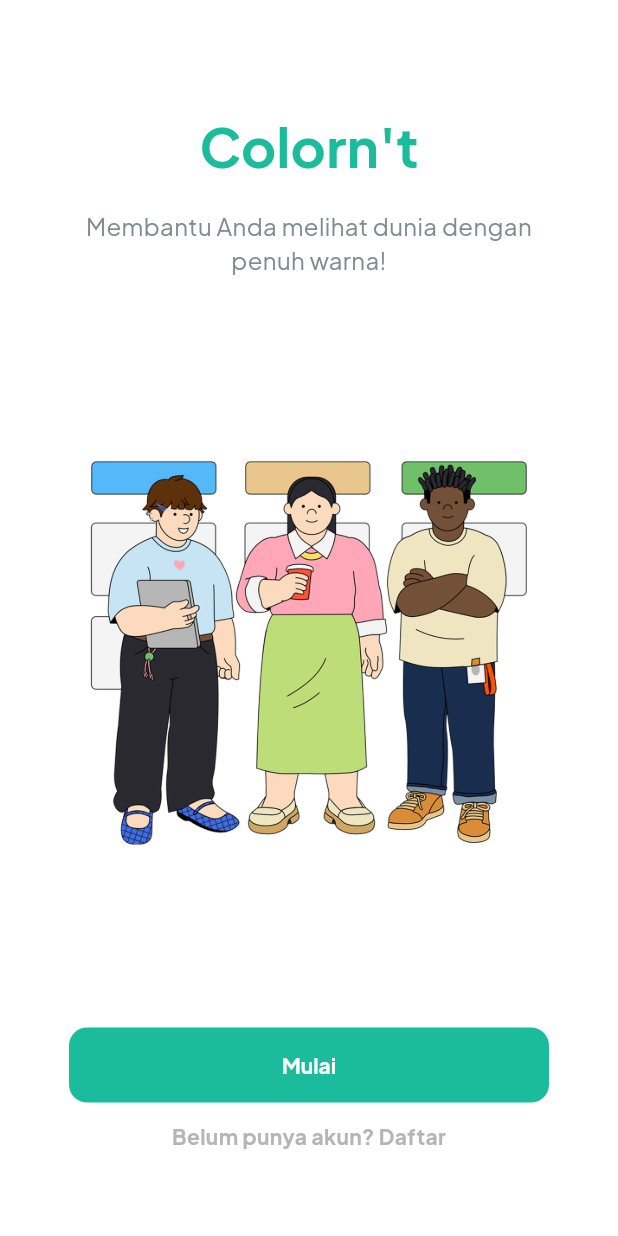
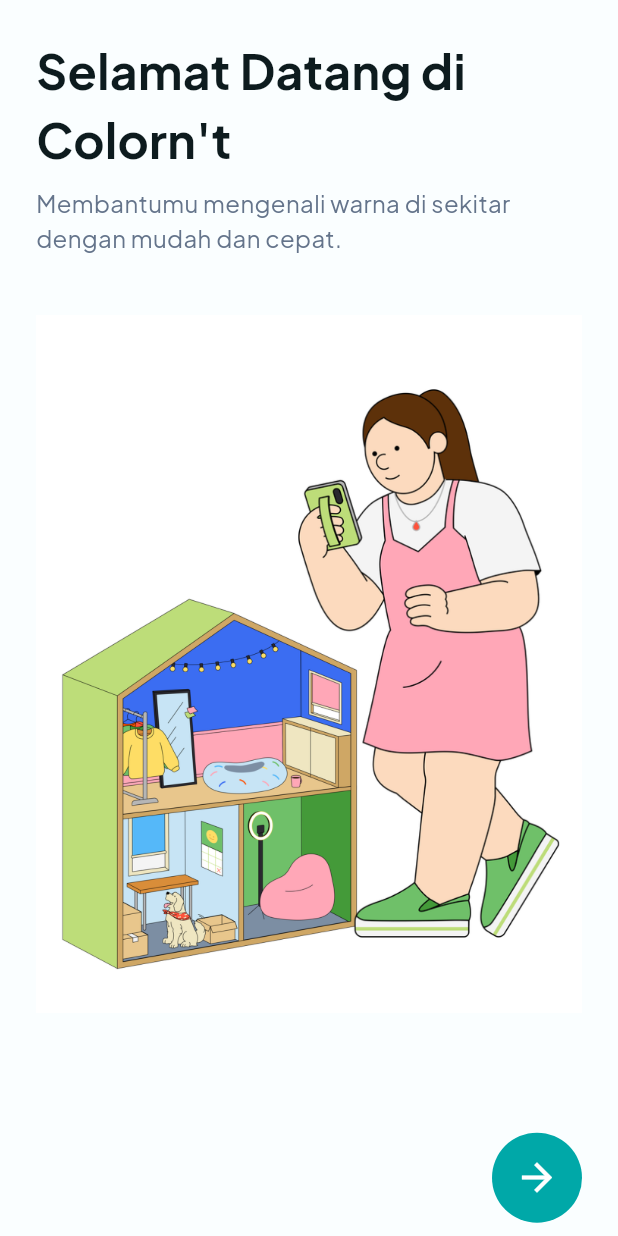
Before and after one commit to ffromme/Colornt, a Flutter app: the screen it shows after launch, on a phone screen of 412 x 824 dp. Run offline on Flutter 3.47's test engine with Material 3 defaults, Android fonts, the phone set to English and light mode, and no system bars; our stand-ins replace firebase_auth, firebase_core, flutter_dotenv, google_generative_ai, google_nav_bar, hexcolor and 1 more; accounts and stored records are empty; generated files the repository leaves out were written again; project files that could hold a hidden picture were left out.

Commit message:
Onboard_pages

```diff
--- a/lib/core/routes/app_routes.dart
+++ b/lib/core/routes/app_routes.dart
@@ -1,6 +1,6 @@
 import 'package:flutter/material.dart';
-import 'package:appbutawarna/pages/onboarding.dart';
-import 'package:appbutawarna/pages/home/homepage.dart';
+import 'package:appbutawarna/pages/onboarding_view.dart';
+import 'package:appbutawarna/pages/home/main_page.dart';
 
 class AppRoutes {
   static const String onboarding = '/';
@@ -8,7 +8,7 @@ class AppRoutes {
 
   static Map<String, WidgetBuilder> get routes {
     return {
-      onboarding: (context) => const Onboarding(),
+      onboarding: (context) => const OnboardingView(),
       home: (context) => const Homepage(),
     };
   }
--- a/lib/core/theme/app_theme.dart
+++ b/lib/core/theme/app_theme.dart
@@ -3,14 +3,14 @@ import 'package:hexcolor/hexcolor.dart';
 
 class AppTheme {
   // Brand Colors
-  static final Color primaryColor = HexColor('#1ABC9C');
+  static final Color primaryColor = HexColor('#00A8A8');
   static const Color secondaryColor = Colors.white;
   static const Color errorColor = Colors.red;
-  static const Color backgroundColor = Colors.white;
+  static final Color backgroundColor = HexColor('#FAFEFF');
 
   // Text Colors
-  static const Color textPrimary = Colors.black87;
-  static const Color textSecondary = Colors.black54;
+  static final Color textPrimary = HexColor('#0D1B1E');
+  static final Color textSecondary = HexColor('#64748B');
   static final Color textOnPrimary = Colors.white;
 
   static ThemeData get lightTheme {
@@ -154,7 +154,7 @@ class AppTheme {
       ),
 
       // Text Theme
-      textTheme: const TextTheme(
+      textTheme: TextTheme(
         displayLarge: TextStyle(
           fontSize: 32,
           fontWeight: FontWeight.bold,
--- a/lib/core/utils/snackbar_helper.dart
+++ b/lib/core/utils/snackbar_helper.dart
@@ -1,3 +1,4 @@
+import 'package:appbutawarna/core/theme/app_theme.dart';
 import 'package:flutter/material.dart';
 import 'package:hexcolor/hexcolor.dart';
 
@@ -20,7 +21,7 @@ class SnackBarHelper {
             ),
           ],
         ),
-        backgroundColor: HexColor('#1ABC9C'),
+        backgroundColor: AppTheme.primaryColor,
         behavior: SnackBarBehavior.floating,
         shape: RoundedRectangleBorder(
           borderRadius: BorderRadius.circular(12),
--- a/lib/pages/auth/loginPage.dart
+++ b/lib/pages/auth/login_page.dart
@@ -1,10 +1,10 @@
-import 'package:appbutawarna/pages/home/homepage.dart';
+import 'package:appbutawarna/core/theme/app_theme.dart';
+import 'package:appbutawarna/pages/home/main_page.dart';
 import 'package:appbutawarna/services/auth_service.dart';
 import 'package:appbutawarna/core/utils/snackbar_helper.dart';
 import 'package:appbutawarna/widgets/primary_button.dart';
 import 'package:appbutawarna/widgets/text_form_field.dart';
 import 'package:flutter/material.dart';
-import 'package:hexcolor/hexcolor.dart';
 
 class LoginPage extends StatefulWidget {
   const LoginPage({super.key});
@@ -88,11 +88,11 @@ class _LoginPageState extends State<LoginPage> {
           child: Column(
             crossAxisAlignment: CrossAxisAlignment.start,
             children: [
-              const SizedBox(height: 132,),
+              const SizedBox(height: 80,),
 
               Text(
-                "Colorn't",
-                style: TextStyle(color: HexColor('#1ABC9C'),fontSize: 24, fontWeight: FontWeight.bold)
+                "Halo,",
+                style: TextStyle(color: AppTheme.primaryColor,fontSize: 48, fontWeight: FontWeight.bold)
               ),
 
               Text(
@@ -118,6 +118,7 @@ class _LoginPageState extends State<LoginPage> {
                 controller: emailController,
                 hintText: 'Ketikkan email anda...',
                 keyboardType: TextInputType.emailAddress,
+                enabled: !_isLoading,
               ),
 
               const SizedBox(height: 32),
@@ -133,14 +134,19 @@ class _LoginPageState extends State<LoginPage> {
 
               // Password
               CustomTextField(
-                  controller: passwordController,
-                  hintText: 'Ketikkan password anda...',
-                  obscureText: true
+                controller: passwordController,
+                hintText: 'Ketikkan password anda...',
+                obscureText: true,
+                enabled: !_isLoading,
               ),
 
               const SizedBox(height: 42,),
 
-              PrimaryButton(text: 'Masuk', onPressed: login),
+              PrimaryButton(
+                text: _isLoading ? 'Memproses...' : 'Masuk',
+                onPressed: _isLoading ? () {} : login,
+                isLoading: _isLoading,
+              ),
             ],
           ),
         ),
--- a/lib/pages/analysis/analisisWarna.dart
+++ b/lib/pages/home/analisis_warna.dart
@@ -1,4 +1,5 @@
 import 'dart:io';
+import 'package:appbutawarna/core/theme/app_theme.dart';
 import 'package:flutter/material.dart';
 import 'package:hexcolor/hexcolor.dart';
 import 'package:image_picker/image_picker.dart';
@@ -287,7 +288,7 @@ class _AnalisisWarnaPageState extends State<AnalisisWarnaPage> {
                           width: 200,
                           height: 200,
                           decoration: BoxDecoration(
-                            color: HexColor('#1ABC9C'),
+                            color: AppTheme.primaryColor,
                             borderRadius: BorderRadius.circular(24),
                           ),
                           child: Material(
--- a/lib/pages/home/kuisWarna.dart
+++ b/lib/pages/home/kuis_warna.dart
@@ -1,5 +1,5 @@
+import 'package:appbutawarna/core/theme/app_theme.dart';
 import 'package:flutter/material.dart';
-import 'package:hexcolor/hexcolor.dart';
 
 class KuisWarnaPage extends StatelessWidget {
   const KuisWarnaPage({super.key});
@@ -17,7 +17,7 @@ class KuisWarnaPage extends StatelessWidget {
                 Icon(
                   Icons.quiz,
                   size: 100,
-                  color: HexColor('#1ABC9C').withOpacity(0.5),
+                  color: AppTheme.primaryColor.withOpacity(0.5),
                 ),
                 const SizedBox(height: 24),
                 const Text(
@@ -43,7 +43,7 @@ class KuisWarnaPage extends StatelessWidget {
                   icon: const Icon(Icons.play_arrow),
                   label: const Text('Mulai Kuis'),
                   style: ElevatedButton.styleFrom(
-                    backgroundColor: HexColor('#1ABC9C'),
+                    backgroundColor: AppTheme.primaryColor,
                     foregroundColor: Colors.white,
                     padding: const EdgeInsets.symmetric(
                       horizontal: 32,
--- a/lib/pages/home/homepage.dart
+++ b/lib/pages/home/main_page.dart
@@ -1,5 +1,5 @@
-import 'package:appbutawarna/pages/analysis/analisisWarna.dart';
-import 'package:appbutawarna/pages/home/kuisWarna.dart';
+import 'package:appbutawarna/pages/home/analisis_warna.dart';
+import 'package:appbutawarna/pages/home/kuis_warna.dart';
 import 'package:appbutawarna/widgets/bottom_navbar.dart';
 import 'package:flutter/material.dart';
 
--- a/lib/pages/onboarding.dart
+++ /dev/null
@@ -1,61 +0,0 @@
-import 'package:appbutawarna/pages/auth/loginPage.dart';
-import 'package:appbutawarna/widgets/primary_button.dart';
-import 'package:flutter/material.dart';
-import 'package:hexcolor/hexcolor.dart';
-
-class Onboarding extends StatelessWidget {
-  const Onboarding({super.key});
-
-  @override
-  Widget build(BuildContext context) {
-    return Scaffold(
-      body: Padding(
-        padding: const EdgeInsets.symmetric(horizontal: 32, vertical: 72),
-        child: Column(
-          children: [
-            Row(
-              mainAxisAlignment: MainAxisAlignment.center,
-              children: [
-                Text(
-                  "Colorn't",
-                  style: TextStyle(color: HexColor('#1ABC9C'), fontSize: 36, fontWeight: FontWeight.bold),
-                ),
-              ],
-            ),
-
-            const SizedBox(height: 16),
-
-            Text(
-              "Membantu Anda melihat dunia dengan penuh warna!",
-              textAlign: TextAlign.center,
-              style: TextStyle(color: HexColor('#7F8C8D'), fontSize: 16),
-            ),
-
-            const SizedBox(height: 100),
-
-            Image.asset(
-              'assets/images/imgOnboard.png',
-              height: 300,
-            ),
-
-            const SizedBox(height: 100),
-
-            PrimaryButton(text: 'Mulai', onPressed: () {
-              Navigator.push(
-                context,
-                MaterialPageRoute(builder: (context) => const LoginPage()),
-              );
-            }),
-
-            const SizedBox(height: 12),
-
-            Text(
-              "Belum punya akun? Daftar",
-              style: TextStyle(color: HexColor('#B5B5B5'), fontSize: 14, fontWeight: FontWeight.bold),
-            ),
-          ],
-        ),
-      )
-    );
-  }
-}
--- /dev/null
+++ b/lib/pages/onboarding_view.dart
@@ -0,0 +1,118 @@
+import 'package:appbutawarna/core/theme/app_theme.dart';
+import 'package:appbutawarna/pages/auth/login_page.dart';
+import 'package:flutter/material.dart';
+
+class OnboardingView extends StatefulWidget {
+  const OnboardingView({super.key});
+
+  @override
+  State<OnboardingView> createState() => _OnboardingViewState();
+}
+
+class _OnboardingViewState extends State<OnboardingView> {
+  int _onboardIndex = 0;
+
+  final List<Map<String, String>> _onboardingData = [
+    {
+      'title': "Selamat Datang di\nColorn't",
+      'description': "Membantumu mengenali warna di sekitar dengan mudah dan cepat.",
+      'image': 'assets/images/onboard1.png',
+    },
+    {
+      'title': "Analisis Warna\ndengan Foto",
+      'description': "Dapatkan informasi warna pada foto secara akurat dengan bantuan LLM!",
+      'image': 'assets/images/onboard2.png',
+    },
+    {
+      'title': "Latih Kemampuan\nPenglihatanmu",
+      'description': "Mainkan kuis warna yang seru dan cocok untuk penyandang buta warna.",
+      'image': 'assets/images/onboard3.png',
+    },
+    {
+      'title': "Aplikasi Ramah\nPengguna",
+      'description': "Membantumu melihat dunia dengan penuh warna.",
+      'image': 'assets/images/onboard4.png',
+    },
+  ];
+
+  void onNext() {
+    if (_onboardIndex < _onboardingData.length - 1) {
+      setState(() {
+        _onboardIndex++;
+      });
+    } else {
+      Navigator.pushReplacement(
+        context,
+        MaterialPageRoute(builder: (context) => LoginPage()),
+      );
+    }
+  }
+
+  @override
+  Widget build(BuildContext context) {
+    final currentData = _onboardingData[_onboardIndex];
+
+    return Scaffold(
+      backgroundColor: AppTheme.backgroundColor,
+      body: SingleChildScrollView(
+        child: SafeArea(
+          child: Padding(
+            padding: const EdgeInsets.all(24),
+            child: Column(
+              crossAxisAlignment: CrossAxisAlignment.start,
+              children: [
+                Text(
+                  currentData['title']!,
+                  style: TextStyle(
+                    fontSize: 32,
+                    fontWeight: FontWeight.bold,
+                  ),
+                ),
+
+                const SizedBox(height: 8,),
+
+                Text(
+                  currentData['description']!,
+                  style: TextStyle(
+                    fontSize: 16,
+                    color: AppTheme.textSecondary,
+                  ),
+                ),
+
+                const SizedBox(height: 40,),
+
+                Image.asset(
+                  currentData['image']!,
+                  fit: BoxFit.contain,
+                ),
+
+                const SizedBox(height: 80,),
+
+                Row(
+                  mainAxisAlignment: MainAxisAlignment.end,
+                  children: [
+                    ElevatedButton(
+                      onPressed: onNext,
+                      style: ElevatedButton.styleFrom(
+                        elevation: 0,
+                        backgroundColor: AppTheme.primaryColor,
+                        padding: EdgeInsets.zero,
+                        minimumSize: Size(60, 60),
+                        shape: CircleBorder(),
+                      ),
+                      child: Icon(
+                        Icons.arrow_forward,
+                        color: Colors.white,
+                        size: 30,
+                      ),
+                    ),
+                  ],
+                ),
+              ],
+            ),
+          ),
+        ),
+      ),
+    );
+  }
+}
--- a/lib/widgets/primary_button.dart
+++ b/lib/widgets/primary_button.dart
@@ -15,13 +15,15 @@ class PrimaryButton extends StatelessWidget {
 
   @override
   Widget build(BuildContext context) {
-    return ElevatedButton(
+    return SizedBox(
+      width: double.infinity,
+      child: ElevatedButton(
         onPressed: isLoading ? null : onPressed,
         style: ElevatedButton.styleFrom(
           backgroundColor: AppTheme.primaryColor,
-        padding: const EdgeInsets.symmetric(horizontal: 142, vertical: 16),
+          padding: const EdgeInsets.all(16),
           shape: RoundedRectangleBorder(
-          borderRadius: BorderRadius.circular(12),
+            borderRadius: BorderRadius.circular(28),
           ),
           elevation: 0,
         ),
@@ -29,6 +31,7 @@ class PrimaryButton extends StatelessWidget {
           text,
           style: TextStyle(color: Colors.white,fontSize: 14, fontWeight: FontWeight.bold),
         ),
+      ),
     );
   }
 }
--- a/pubspec.yaml
+++ b/pubspec.yaml
@@ -36,7 +36,7 @@ dependencies:
   # The following adds the Cupertino Icons font to your application.
   # Use with the CupertinoIcons class for iOS style icons.
   cupertino_icons: ^1.0.8
-  flutter_svg: ^2.2.1
+  flutter_svg: ^2.2.2
   image_picker: ^1.2.0
   google_generative_ai: ^0.4.7
   flutter_dotenv: ^6.0.0
```
Also changed, not shown: assets/images/gambarOnboard.svg (deleted), assets/images/imgOnboard.png (deleted), assets/images/onboard1.png (added), assets/images/onboard1.svg (added), assets/images/onboard2.png (added), assets/images/onboard3.png (added), assets/images/onboard4.png (added), lib/pages/auth/register_page.dart (renamed from lib/pages/auth/registerPage.dart), pubspec.lock. Lines whose indentation alone changed are shown as unchanged.
